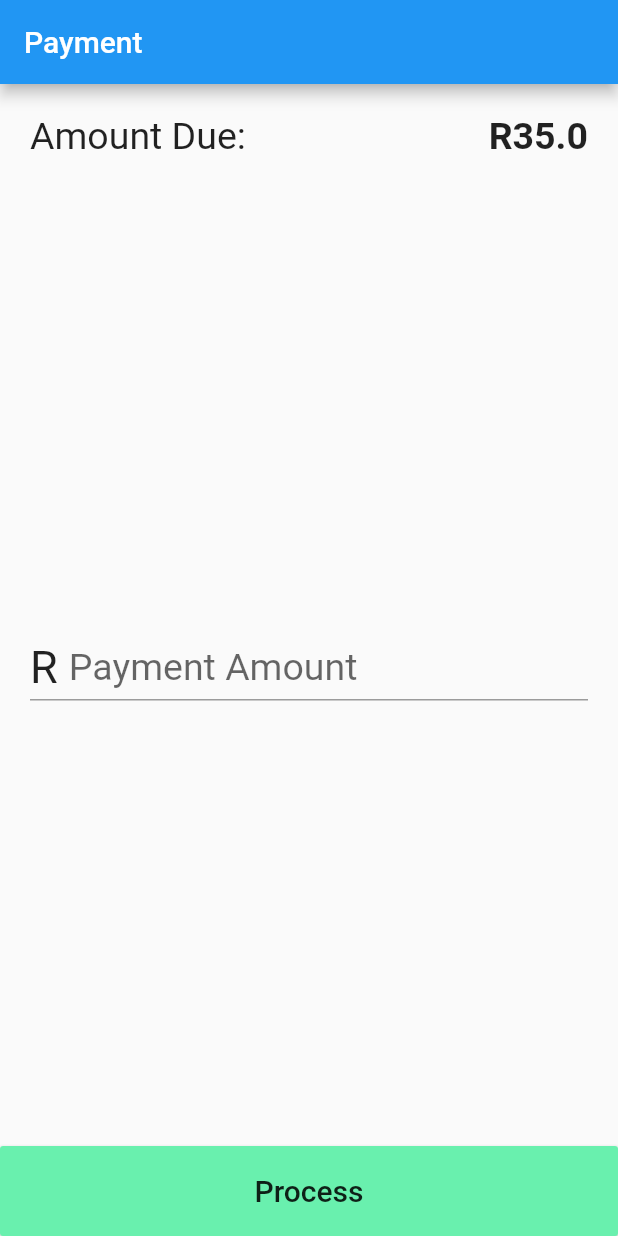
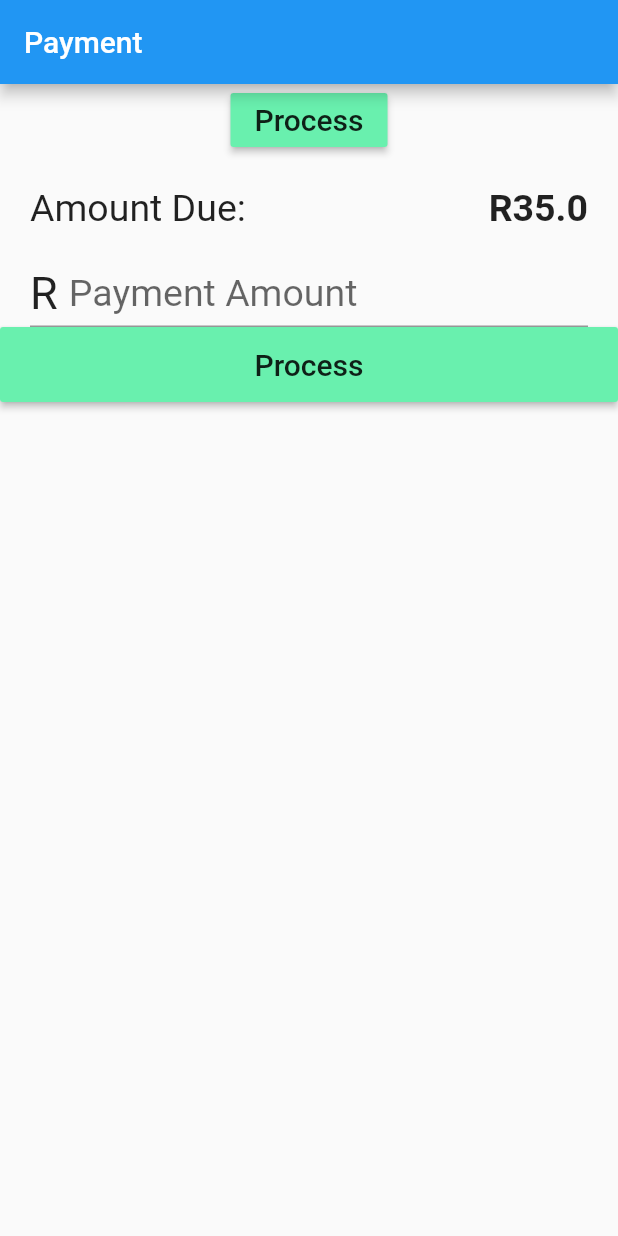
Before and after one commit to callums-archive/cashMeOutside, a Flutter app: the screen it shows after launch, after a tap on "Process", on a phone screen of 412 x 824 dp. Run offline on Flutter 3.47's test engine with Material 2 defaults, Android fonts, the phone set to English and light mode, and no system bars; our stand-ins replace bloc, equatable, flutter_bloc.

Commit message:
feat(form is in place, working on changeing state from form): form state changes

```diff
--- a/lib/main.dart
+++ b/lib/main.dart
@@ -1,6 +1,16 @@
+import 'package:bloc/bloc.dart';
 import 'package:flutter/material.dart';
 import 'app.dart';
 
+class CounterObserver extends BlocObserver {
+  @override
+  void onChange(Cubit cubit, Change change) {
+    print('${cubit.runtimeType} $change');
+    super.onChange(cubit, change);
+  }
+}
+
 void main() {
+  Bloc.observer = CounterObserver();
   runApp(PaymentApp());
 }
--- a/lib/payment/bloc/payment_events.dart
+++ b/lib/payment/bloc/payment_events.dart
@@ -1,5 +1,3 @@
-// enum PaymentEvent { addPayment, submitPayment }
-
 import 'package:equatable/equatable.dart';
 import 'package:meta/meta.dart';
 
--- /dev/null
+++ b/lib/payment/view/payment_form.dart
@@ -0,0 +1,80 @@
+import 'package:cashMeOutside/payment/bloc/payment_bloc.dart';
+import 'package:cashMeOutside/payment/bloc/payment_events.dart';
+import 'package:cashMeOutside/tools/decimal_text_input_formatter.dart';
+import 'package:cashMeOutside/tools/snackbar.dart';
+import 'package:flutter/material.dart';
+import 'package:flutter/services.dart';
+import 'package:flutter_bloc/flutter_bloc.dart';
+
+class PaymentForm extends StatefulWidget {
+  @override
+  PaymentFormState createState() {
+    return PaymentFormState();
+  }
+}
+
+class PaymentFormState extends State<PaymentForm> {
+  final _formKey = GlobalKey<FormState>();
+
+  @override
+  Widget build(BuildContext context) {
+    return Form(
+      key: _formKey,
+      child: Expanded(
+          child: Column(
+        children: <Widget>[
+          Expanded(
+              child: Center(
+            child: Container(
+              padding: EdgeInsets.fromLTRB(20.0, 0, 20.0, 0),
+              child: TextFormField(
+                validator: (value) {
+                  if (value.isEmpty) {
+                    return 'Please enter some text';
+                  }
+                  return null;
+                },
+                style: TextStyle(fontSize: 25.0),
+                decoration: InputDecoration(
+                  hintText: "Payment Amount",
+                  isDense: true,
+                  prefixIcon: Text(
+                    "R ",
+                    style: TextStyle(fontSize: 30.0),
+                  ),
+                  prefixIconConstraints:
+                      BoxConstraints(minWidth: 0.0, minHeight: 0),
+                ),
+                keyboardType: TextInputType.number,
+                inputFormatters: <TextInputFormatter>[
+                  DecimalTextInputFormatter()
+                ],
+              ),
+            ),
+          )),
+          Column(children: <Widget>[
+            SizedBox(
+                width: double.infinity,
+                height: 50.0,
+                child: RaisedButton(
+                  onPressed: () {
+                    print("boom");
+                    context.bloc<PaymentBloc>().add(AddPayment(amount: 33.33));
+
+                    if (_formKey.currentState.validate()) {
+                      showSnackBar(
+                          context, "Please Wait...", Colors.blueAccent);
+                    }
+                  },
+                  child: Text(
+                    "Process",
+                    style: TextStyle(fontSize: 20.0),
+                  ),
+                  color: Colors.greenAccent,
+                ))
+          ])
+        ],
+      )),
+    );
+  }
+}
--- a/lib/payment/view/payment_page.dart
+++ b/lib/payment/view/payment_page.dart
@@ -1,7 +1,7 @@
 import 'package:flutter/material.dart';
 import 'package:flutter_bloc/flutter_bloc.dart';
 
-import '../view/payment_view.dart';
+import 'payment_view.dart';
 
 import '../bloc/payment_bloc.dart';
 
--- a/lib/payment/view/payment_view.dart
+++ b/lib/payment/view/payment_view.dart
@@ -1,7 +1,7 @@
+import 'package:cashMeOutside/payment/bloc/payment_events.dart';
 import 'package:cashMeOutside/payment/bloc/payment_state.dart';
-import 'package:cashMeOutside/payment/tools/decimal_text_input_formatter.dart';
+import 'package:cashMeOutside/payment/view/payment_form.dart';
 import 'package:flutter/material.dart';
-import 'package:flutter/services.dart';
 import 'package:flutter_bloc/flutter_bloc.dart';
 
 import '../bloc/payment_bloc.dart';
@@ -11,7 +11,26 @@ class PaymentView extends StatelessWidget {
   Widget build(BuildContext context) {
     return Scaffold(
         appBar: AppBar(title: Text("Payment")),
-        body: Column(children: <Widget>[
+        body: BlocBuilder<PaymentBloc, PaymentState>(builder: (context, state) {
+          void payment(ad) {
+            var t = context.bloc<PaymentBloc>();
+            t.add(AddPayment(amount: ad));
+            t.close();
+            print(state.paymentMade);
+          }
+
+          return Column(children: <Widget>[
+            RaisedButton(
+              onPressed: () {
+                print("pad");
+                payment(1235.0);
+              },
+              child: Text(
+                "Process",
+                style: TextStyle(fontSize: 20.0),
+              ),
+              color: Colors.greenAccent,
+            ),
             Container(
                 padding: EdgeInsets.all(20.0),
                 child: Row(children: <Widget>[
@@ -27,49 +46,13 @@ class PaymentView extends StatelessWidget {
                       builder: (context, state) {
                     return Text(
                       "R${state.amountDue}",
-                    style:
-                        TextStyle(fontSize: 25.0, fontWeight: FontWeight.bold),
+                      style: TextStyle(
+                          fontSize: 25.0, fontWeight: FontWeight.bold),
                     );
                   })
                 ])),
-          Expanded(
-              child: Center(
-                  child: Container(
-            padding: EdgeInsets.all(20.0),
-            child: BlocBuilder<PaymentBloc, PaymentState>(
-              builder: (context, state) {
-                return TextFormField(
-                  style: TextStyle(fontSize: 25.0),
-                  decoration: InputDecoration(
-                    hintText: "Payment Amount",
-                    isDense: true,
-                    prefixIcon: Text(
-                      "R ",
-                      style: TextStyle(fontSize: 30.0),
-                    ),
-                    prefixIconConstraints:
-                        BoxConstraints(minWidth: 0.0, minHeight: 0),
-                  ),
-                  keyboardType: TextInputType.number,
-                  inputFormatters: <TextInputFormatter>[
-                    DecimalTextInputFormatter()
-                  ],
-                );
-              },
-            ),
-          ))),
-          Container(
-              child: SizedBox(
-                  width: double.infinity,
-                  height: 60.0,
-                  child: RaisedButton(
-                    onPressed: () {},
-                    child: Text(
-                      "Process",
-                      style: TextStyle(fontSize: 20.0),
-                    ),
-                    color: Colors.greenAccent,
-                  )))
-        ]));
+            PaymentForm()
+          ]);
+        }));
   }
 }
--- /dev/null
+++ b/lib/tools/snackbar.dart
@@ -0,0 +1,11 @@
+import 'package:flutter/material.dart';
+
+var showSnackBar = (context, message, color) => {
+      Scaffold.of(context).showSnackBar(SnackBar(
+        backgroundColor: color,
+        content: Text(
+          message,
+          style: TextStyle(fontSize: 20.0),
+        ),
+      ))
+    };
```
Also changed, not shown: lib/tools/decimal_text_input_formatter.dart (renamed from lib/payment/tools/decimal_text_input_formatter.dart). Lines whose indentation alone changed are shown as unchanged.
